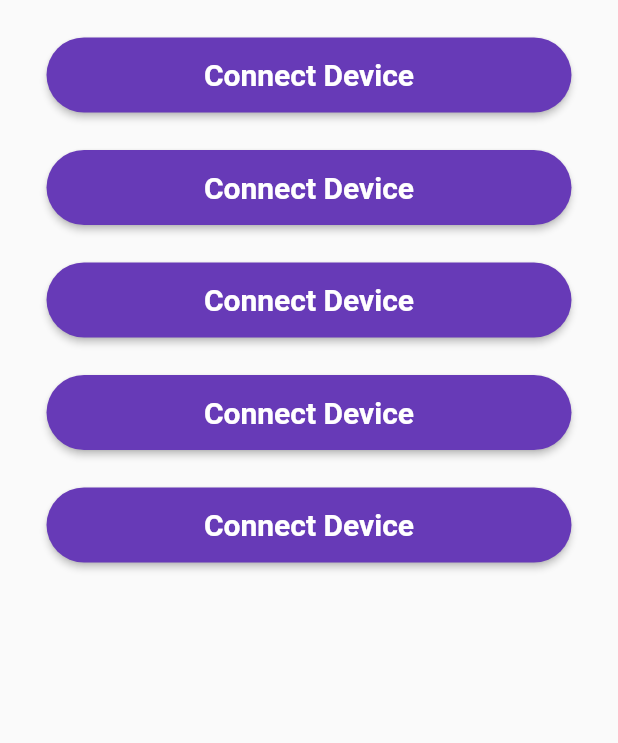
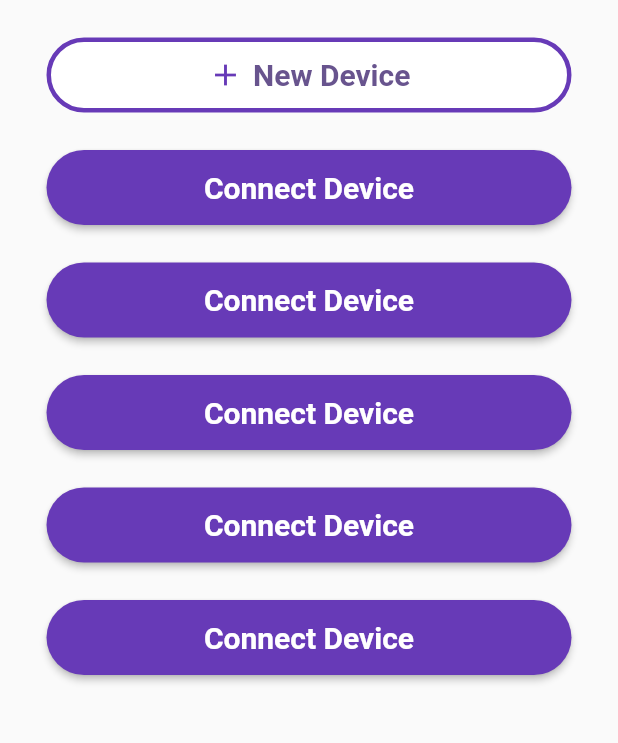
Before and after one commit to hstrey/SmartPacifier, a Flutter app: the Bluetooth screen opened directly, on a phone screen of 412 x 824 dp, the part 144-887 px from its top. Run offline on Flutter 3.47's test engine with Material 2 defaults, Android fonts, the phone set to English and light mode, and no system bars; our stand-ins replace syncfusion_flutter_charts; missing offline and left inert: flutter_reactive_ble.

Commit message:
added pic, welcome, textbox to dialog
changed New Device pop-up screen

```diff
--- a/lib/pages/bluetooth.dart
+++ b/lib/pages/bluetooth.dart
@@ -12,12 +12,12 @@ class _BluetoothState extends State<Bluetooth> {
 
   @override
   Widget build(BuildContext context) {
-    return const Scaffold(
+    return Scaffold(
       body: Wrap(
         runSpacing: 25.0,
         alignment: WrapAlignment.center,
         children: <Widget>[
-          Padding(
+          const Padding(
             padding: EdgeInsets.only(top: 50.0, left: 10.0, right: 10.0),
             child: Text(
               "These are the instructions on how to connect to your Bluetooth Smart Pacifier.",
@@ -27,11 +27,64 @@ class _BluetoothState extends State<Bluetooth> {
               ),
             ),
           ),
-          ConnectionButton(),
-          ConnectionButton(),
-          ConnectionButton(),
-          ConnectionButton(),
-          ConnectionButton(),
+          OutlinedButton.icon(
+            label: const Text("New Device"),
+            icon: const Icon(
+              Icons.add,
+              color: Colors.deepPurple,
+            ),
+            style: OutlinedButton.styleFrom(
+                fixedSize: const Size(350, 50),
+                textStyle:
+                    const TextStyle(fontSize: 20, fontWeight: FontWeight.bold),
+                side: const BorderSide(width: 3, color: Colors.deepPurple),
+                backgroundColor: Colors.white,
+                shape: const StadiumBorder()),
+            onPressed: () {
+              showDialog(
+                context: context,
+                builder: (BuildContext context) => Dialog(
+                  child: Padding(
+                    padding: const EdgeInsets.all(20.0),
+                    child: Column(
+                      mainAxisSize: MainAxisSize.min,
+                      mainAxisAlignment: MainAxisAlignment.center,
+                      children: [
+                        const Text(
+                          'Welcome!',
+                          style: TextStyle(
+                            fontWeight: FontWeight.bold,
+                            fontSize: 50,
+                          ),
+                        ),
+                        Image.asset('assets/images/pacifier1.png'),
+                        const Text(
+                          'What is your new device name?',
+                          style: TextStyle(
+                            fontWeight: FontWeight.bold,
+                            fontSize: 18,
+                          ),
+                        ),
+                        const TextField(
+                          textAlign: TextAlign.center,
+                          decoration: InputDecoration(
+                            border: OutlineInputBorder(),
+                            hintText: 'Enter a new device name...',
+                          ),
+                        ),
+                        const SizedBox(height: 15),
+                      ],
+                    ),
+                  ),
+                ),
+              );
+            },
+          ),
+          const ConnectionButton(),
+          const ConnectionButton(),
+          const ConnectionButton(),
+          const ConnectionButton(),
+          const ConnectionButton(),
         ],
       ),
     );
--- a/pubspec.yaml
+++ b/pubspec.yaml
@@ -20,4 +20,6 @@ dev_dependencies:
   flutter_lints: ^2.0.0
 
 flutter:
+  assets:
+    - assets/images/pacifier1.png
   uses-material-design: true
```
Also changed, not shown: assets/images/pacifier1.png (added).
